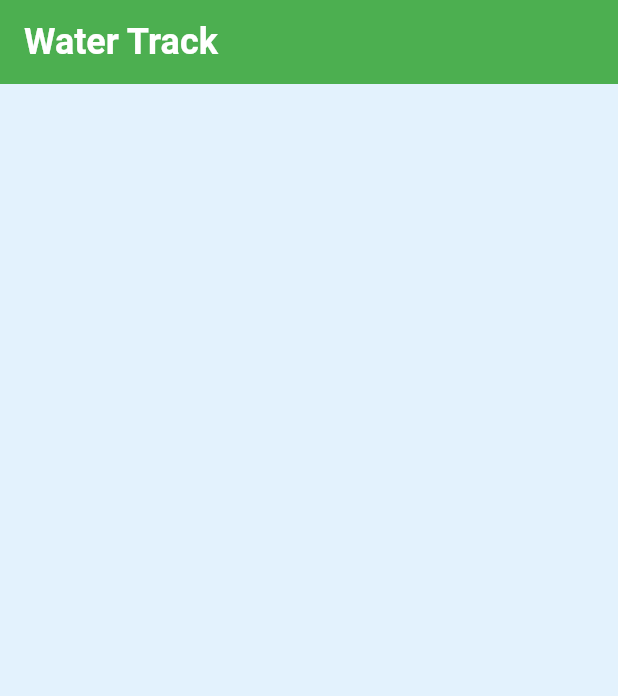
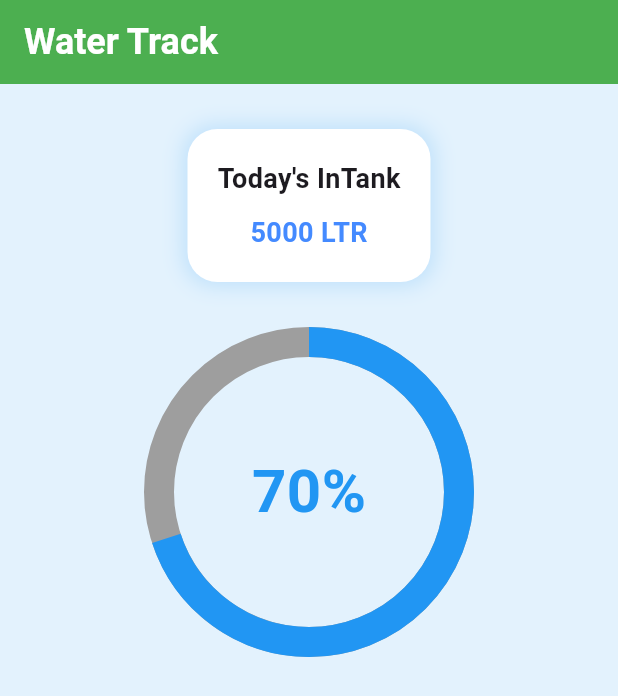
Before and after one commit to mynulyt/Water-Track-App, a Flutter app: the screen it shows after launch, on a phone screen of 412 x 824 dp. Shown: the top 696 px of the screen. Run offline on Flutter 3.47's test engine with Material 3 defaults, Android fonts, the light colour scheme and no system bars.

Commit message:
water trak

```diff
--- a/lib/water_track.dart
+++ b/lib/water_track.dart
@@ -12,11 +12,69 @@ class _WaterTrackState extends State<WaterTrack> {
   Widget build(BuildContext context) {
     return Scaffold(
       backgroundColor: Colors.blue.shade50,
-      body: Column(
-        children: [
-          SizedBox(height: 30),
-          Container(decoration: BoxDecoration(color: Colors.white)),
-        ],
+      body: Center(
+        child: Column(
+          children: [
+            SizedBox(height: 30),
+            Container(
+              padding: EdgeInsets.all(20),
+              decoration: BoxDecoration(
+                color: Colors.white,
+                borderRadius: BorderRadius.circular(20),
+                boxShadow: [
+                  BoxShadow(
+                    color: Colors.blue.withOpacity(0.2),
+                    blurRadius: 12,
+                    spreadRadius: 2.0,
+                  ),
+                ],
+              ),
+
+              child: Column(
+                children: [
+                  Text(
+                    "Today's InTank",
+                    style: TextStyle(fontSize: 18, fontWeight: FontWeight.bold),
+                  ),
+                  SizedBox(height: 10),
+                  Text(
+                    "5000 LTR",
+                    style: TextStyle(
+                      fontSize: 18,
+                      fontWeight: FontWeight.bold,
+                      color: Colors.blueAccent,
+                    ),
+                  ),
+                ],
+              ),
+            ),
+            SizedBox(height: 40),
+
+            Stack(
+              alignment: Alignment.center,
+              children: [
+                SizedBox(
+                  height: 200,
+                  width: 200,
+                  child: CircularProgressIndicator(
+                    color: Colors.blue,
+                    backgroundColor: Colors.grey,
+                    value: 0.7,
+                    strokeWidth: 20,
+                  ),
+                ),
+                Text(
+                  "70%",
+                  style: TextStyle(
+                    color: Colors.blue,
+                    fontWeight: FontWeight.bold,
+                    fontSize: 40,
+                  ),
+                ),
+              ],
+            ),
+          ],
+        ),
       ),
     );
   }
```
